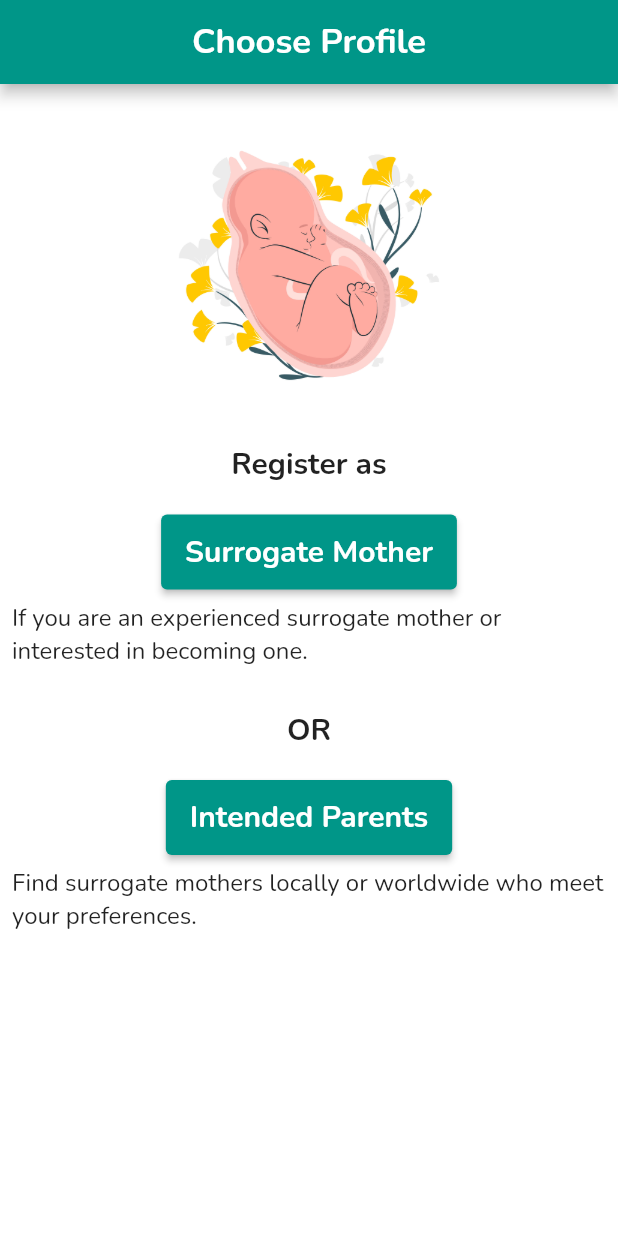
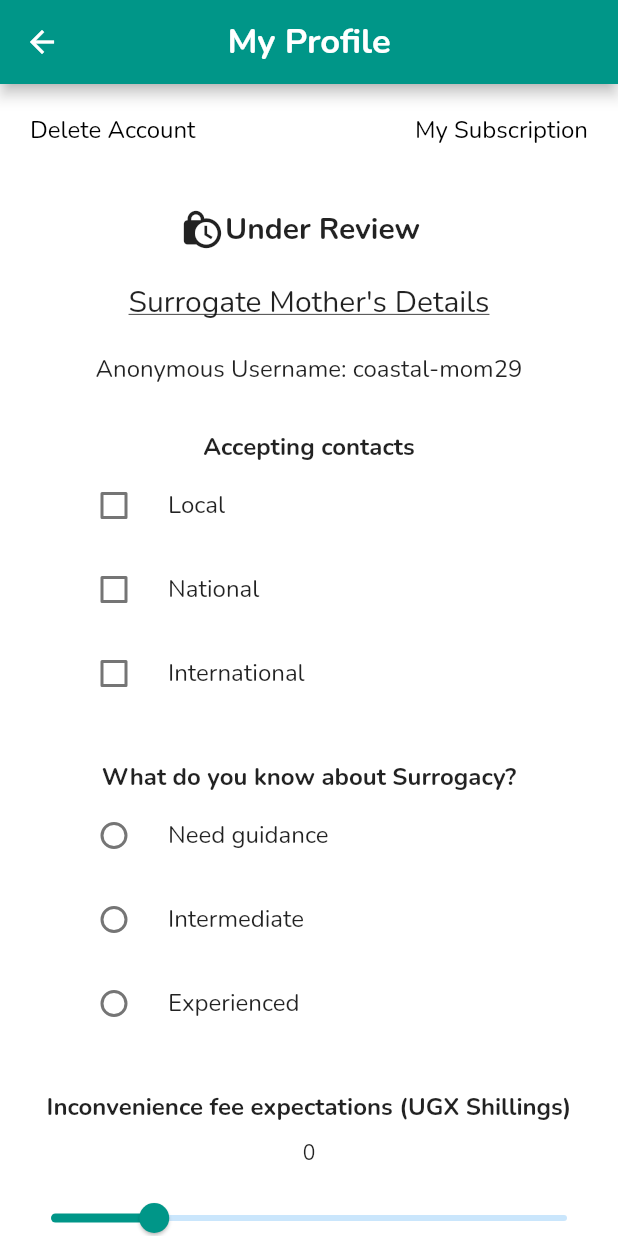
Before and after one commit to rhodinemma/baby-bridge, a Flutter app: the CreateProfile screen opened directly, after a tap on "Surrogate Mother", on a phone screen of 412 x 824 dp. Run offline on Flutter 3.47's test engine with Material 2 defaults, Android fonts, the light colour scheme and no system bars; our stand-ins replace firebase_auth, firebase_core, intl_phone_field, intro_slider; accounts and stored records are empty.

Commit message:
work on sections in surrogate mother profile creation

```diff
--- a/lib/screens/create_profile.dart
+++ b/lib/screens/create_profile.dart
@@ -1,3 +1,5 @@
+import 'package:baby_bridge/screens/intended_parents_form.dart';
+import 'package:baby_bridge/screens/surrogate_mother_form.dart';
 import 'package:flutter/material.dart';
 
 class CreateProfile extends StatefulWidget {
@@ -44,6 +46,10 @@ class _CreateProfileState extends State<CreateProfile> {
               ElevatedButton(
                 onPressed: () {
                   debugPrint("Register as a Surrogate Mother");
+                  Navigator.push(
+                    context,
+                    MaterialPageRoute(builder: (context) => const SurrogateMotherForm()),
+                  );
                 },
                 style: ButtonStyle(
                   backgroundColor: MaterialStateProperty.all(Colors.teal),
@@ -79,6 +85,10 @@ class _CreateProfileState extends State<CreateProfile> {
               ElevatedButton(
                 onPressed: () {
                   debugPrint("Register as Intended Parents");
+                  Navigator.push(
+                    context,
+                    MaterialPageRoute(builder: (context) => const IntendedParentsForm()),
+                  );
                 },
                 style: ButtonStyle(
                   backgroundColor: MaterialStateProperty.all(Colors.teal),
--- /dev/null
+++ b/lib/screens/intended_parents_form.dart
@@ -0,0 +1,26 @@
+import 'package:flutter/material.dart';
+
+class IntendedParentsForm extends StatefulWidget {
+  const IntendedParentsForm({Key? key}) : super(key: key);
+
+  @override
+  State<IntendedParentsForm> createState() => _IntendedParentsFormState();
+}
+
+class _IntendedParentsFormState extends State<IntendedParentsForm> {
+  @override
+  Widget build(BuildContext context) {
+    return Scaffold(
+      backgroundColor: Colors.white,
+      appBar: AppBar(
+        title: const Text(
+          'My Profile',
+          style: TextStyle(fontWeight: FontWeight.bold, fontSize: 23.0),
+        ),
+        centerTitle: true,
+        backgroundColor: Colors.teal,
+      ),
+      body: ListView(),
+    );
+  }
+}
--- /dev/null
+++ b/lib/screens/surrogate_mother_form.dart
@@ -0,0 +1,250 @@
+import 'package:baby_bridge/widgets/slider.dart';
+import 'package:flutter/material.dart';
+
+class SurrogateMotherForm extends StatefulWidget {
+  const SurrogateMotherForm({Key? key}) : super(key: key);
+
+  @override
+  State<SurrogateMotherForm> createState() => _SurrogateMotherFormState();
+}
+
+class _SurrogateMotherFormState extends State<SurrogateMotherForm> {
+  bool _isLocalChecked = false;
+  bool _isNationalChecked = false;
+  bool _isInternationalChecked = false;
+
+  String option1Text = "Need guidance";
+  String option2Text = "Intermediate";
+  String option3Text = "Experienced";
+
+  String? _selectedOption;
+  int newValueWithZeros = 0;
+
+  final List<String> _countries = [
+    'Uganda',
+    'Kenya',
+    'Tanzania',
+    'Rwanda',
+    'South Sudan',
+    'Sudan',
+  ];
+
+  String? _selectedCountry;
+
+  @override
+  Widget build(BuildContext context) {
+    return Scaffold(
+      backgroundColor: Colors.white,
+      appBar: AppBar(
+        title: const Text(
+          'My Profile',
+          style: TextStyle(fontWeight: FontWeight.bold, fontSize: 23.0),
+        ),
+        centerTitle: true,
+        backgroundColor: Colors.teal,
+      ),
+      body: ListView(
+        children: [
+          Padding(
+            padding: const EdgeInsets.all(20.0),
+            child: Row(
+              mainAxisAlignment: MainAxisAlignment.spaceBetween,
+              children: [
+                InkWell(
+                  onTap: () {
+                    debugPrint("Delete Account");
+                  },
+                  child: const Text(
+                    'Delete Account',
+                    style: TextStyle(fontSize: 16, color: Colors.black),
+                  ),
+                ),
+                InkWell(
+                  onTap: () {
+                    debugPrint("My Subscription");
+                  },
+                  child: const Text(
+                    'My Subscription',
+                    style: TextStyle(fontSize: 16, color: Colors.black),
+                  ),
+                ),
+              ],
+            ),
+          ),
+          const SizedBox(height: 20.0),
+          Padding(
+            padding: const EdgeInsets.only(left: 120.0),
+            child: Row(
+              children: const [
+                Icon(Icons.lock_clock, size: 30.0),
+                Text(
+                  'Under Review',
+                  style: TextStyle(
+                    fontSize: 20.0,
+                    fontWeight: FontWeight.bold,
+                  ),
+                ),
+              ],
+            ),
+          ),
+          const SizedBox(height: 20.0),
+          const Text("Surrogate Mother's Details",
+              style: TextStyle(
+                fontSize: 20.0,
+                fontWeight: FontWeight.w400,
+                decoration: TextDecoration.underline,
+              ),
+              textAlign: TextAlign.center),
+          const SizedBox(height: 20.0),
+          const Text("Anonymous Username: coastal-mom29",
+              textAlign: TextAlign.center,
+              style: TextStyle(fontSize: 16.0, fontWeight: FontWeight.w400)),
+          const SizedBox(height: 30.0),
+          const Text("Accepting contacts",
+              textAlign: TextAlign.center,
+              style: TextStyle(fontSize: 16.0, fontWeight: FontWeight.bold)),
+          Padding(
+            padding: const EdgeInsets.only(left: 40.0),
+            child: Column(children: [
+              CheckboxListTile(
+                activeColor: Colors.teal,
+                value: _isLocalChecked,
+                controlAffinity: ListTileControlAffinity.leading,
+                onChanged: (bool? value) {
+                  setState(() {
+                    _isLocalChecked = value!;
+                  });
+                },
+                title: const Text("Local"),
+              ),
+              CheckboxListTile(
+                activeColor: Colors.teal,
+                value: _isNationalChecked,
+                controlAffinity: ListTileControlAffinity.leading,
+                onChanged: (bool? value) {
+                  setState(() {
+                    _isNationalChecked = value!;
+                  });
+                },
+                title: const Text("National"),
+              ),
+              CheckboxListTile(
+                activeColor: Colors.teal,
+                value: _isInternationalChecked,
+                controlAffinity: ListTileControlAffinity.leading,
+                onChanged: (bool? value) {
+                  setState(() {
+                    _isInternationalChecked = value!;
+                  });
+                },
+                title: const Text("International"),
+              ),
+            ]),
+          ),
+          const SizedBox(height: 30.0),
+          const Text("What do you know about Surrogacy?",
+              textAlign: TextAlign.center,
+              style: TextStyle(fontSize: 16.0, fontWeight: FontWeight.bold)),
+          Padding(
+            padding: const EdgeInsets.only(left: 40.0),
+            child: Column(
+              children: [
+                RadioListTile<String>(
+                  activeColor: Colors.teal,
+                  title: Text(option1Text),
+                  value: option1Text,
+                  groupValue: _selectedOption,
+                  onChanged: (String? value) {
+                    setState(() {
+                      _selectedOption = value;
+                    });
+                  },
+                ),
+                RadioListTile<String>(
+                  activeColor: Colors.teal,
+                  title: Text(option2Text),
+                  value: option2Text,
+                  groupValue: _selectedOption,
+                  onChanged: (String? value) {
+                    setState(() {
+                      _selectedOption = value;
+                    });
+                  },
+                ),
+                RadioListTile<String>(
+                  activeColor: Colors.teal,
+                  title: Text(option3Text),
+                  value: option3Text,
+                  groupValue: _selectedOption,
+                  onChanged: (String? value) {
+                    setState(() {
+                      _selectedOption = value;
+                    });
+                  },
+                ),
+              ],
+            ),
+          ),
+          const SizedBox(height: 30.0),
+          const Text("Inconvenience fee expectations (UGX Shillings)",
+              textAlign: TextAlign.center,
+              style: TextStyle(fontSize: 16.0, fontWeight: FontWeight.bold)),
+          const SizedBox(height: 10.0),
+          Center(
+              child: Text(newValueWithZeros.toInt().toString().replaceAllMapped(
+                  RegExp(r'(\d{1,3})(?=(\d{3})+(?!\d))'),
+                  (Match m) =>
+                      '${m[1]},'))), // format the integer value with commas
+          const SizedBox(height: 10.0),
+          SliderWidget(
+            initialValue: 20,
+            minValue: 0,
+            maxValue: 100,
+            onChanged: (newValue) {
+              int absValue = newValue
+                  .abs()
+                  .toInt(); // take the absolute value and convert it to an integer
+              newValueWithZeros =
+                  absValue * 1000000; // add six zeros to the integer value
+              setState(() {
+                newValueWithZeros = newValueWithZeros;
+              });
+              debugPrint('New value with zeros: $newValueWithZeros');
+            },
+          ),
+          const SizedBox(height: 30.0),
+          const Text("Your Country of Residence",
+              textAlign: TextAlign.center,
+              style: TextStyle(fontSize: 16.0, fontWeight: FontWeight.bold)),
+          const SizedBox(height: 30.0),
+          Center(
+            child: DropdownButton<String>(
+              // Step 3.
+              value: _selectedCountry,
+              // Step 4.
+              items: _countries.map<DropdownMenuItem<String>>((String value) {
+                return DropdownMenuItem<String>(
+                  value: value,
+                  child: Text(
+                    value,
+                    style: const TextStyle(fontSize: 25),
+                  ),
+                );
+              }).toList(),
+              // Step 5.
+              onChanged: (String? newValue) {
+                setState(() {
+                  _selectedCountry = newValue!;
+                });
+              },
+            ),
+          ),
+          const SizedBox(height: 30.0),
+          const Text("Are you a smoker?",
+              textAlign: TextAlign.center,
+              style: TextStyle(fontSize: 16.0, fontWeight: FontWeight.bold)),
+        ],
+      ),
+    );
+  }
+}
--- /dev/null
+++ b/lib/widgets/slider.dart
@@ -0,0 +1,50 @@
+import 'package:flutter/material.dart';
+
+class SliderWidget extends StatefulWidget {
+  final double initialValue;
+  final double minValue;
+  final double maxValue;
+  final ValueChanged<double>? onChanged;
+
+  const SliderWidget({
+    Key? key,
+    required this.initialValue,
+    required this.minValue,
+    required this.maxValue,
+    this.onChanged,
+  }) : super(key: key);
+
+  @override
+  State<SliderWidget> createState() => _SliderWidgetState();
+}
+
+class _SliderWidgetState extends State<SliderWidget> {
+  late double _value;
+
+  @override
+  void initState() {
+    super.initState();
+    _value = widget.initialValue;
+  }
+
+  @override
+  Widget build(BuildContext context) {
+    return Padding(
+      padding: const EdgeInsets.only(left: 10.0, right: 10.0),
+      child: Slider(
+        activeColor: Colors.teal,
+        value: _value,
+        min: widget.minValue,
+        max: widget.maxValue,
+        onChanged: (newValue) {
+          setState(() {
+            _value = newValue;
+          });
+          if (widget.onChanged != null) {
+            widget.onChanged!(_value);
+          }
+        },
+      ),
+    );
+  }
+}
```
